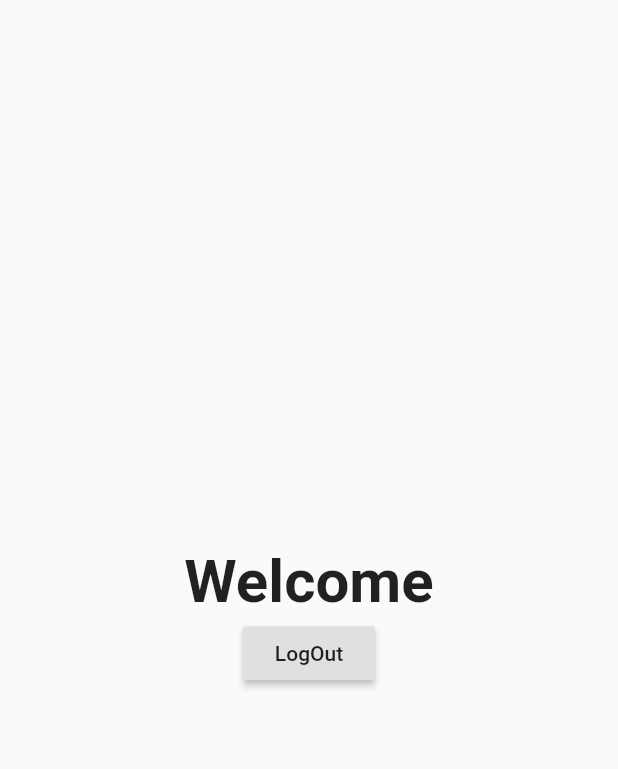
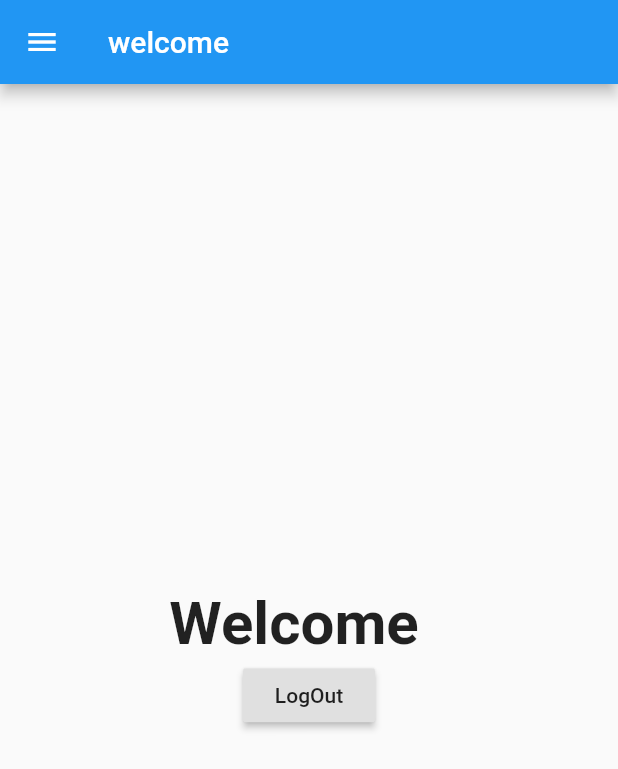
Before and after one commit to dihsarjr/SignUpPageWithHttpPost, a Flutter app: the HomePageOne screen opened directly, on a phone screen of 412 x 824 dp. Shown: the top 769 px of the screen. Run offline on Flutter 3.47's test engine with Material 2 defaults, Android fonts, the phone set to English and light mode, and no system bars; our stand-ins replace shared_preferences; accounts and stored records are empty.

```diff
--- a/lib/home_pages_one.dart
+++ b/lib/home_pages_one.dart
@@ -3,7 +3,30 @@ import 'package:shared_preferences/shared_preferences.dart';
 
 import 'login.dart';
 
-class HomePageOne extends StatelessWidget {
+class HomePageOne extends StatefulWidget {
+  @override
+  _HomePageOneState createState() => _HomePageOneState();
+}
+
+class _HomePageOneState extends State<HomePageOne> {
+  String _emails = '';
+
+  String _passs = '';
+
+  @override
+  void initState() {
+    super.initState();
+    _loadCounter();
+  }
+
+  _loadCounter() async {
+    SharedPreferences prefs = await SharedPreferences.getInstance();
+    setState(() {
+      _emails = (prefs.getString('email') ?? '');
+      _passs = (prefs.getString('name') ?? '');
+    });
+  }
+
   removeValues() async {
     SharedPreferences prefs = await SharedPreferences.getInstance();
     //Remove String
@@ -14,13 +37,69 @@ class HomePageOne extends StatelessWidget {
   Widget build(BuildContext context) {
     return SafeArea(
         child: Scaffold(
+            appBar: AppBar(
+              title: Text('welcome'),
+            ),
+            drawer: Drawer(
+              child: Column(
+                children: <Widget>[
+                  Container(
+                    height: 200,
+                    width: double.infinity,
+                    color: Colors.pink,
+                    child: Column(
+                      mainAxisAlignment: MainAxisAlignment.center,
+                      children: <Widget>[
+                        CircleAvatar(
+                          radius: 50,
+                        ),
+                        Padding(
+                          padding: const EdgeInsets.all(8.0),
+                          child: Padding(
+                            padding: const EdgeInsets.all(8.0),
+                            child: Text(
+                              _passs,
+                              style: TextStyle(
+                                  fontSize: 30,
+                                  fontWeight: FontWeight.bold,
+                                  color: Colors.white),
+                            ),
+                          ),
+                        ),
+                        Text(
+                          _emails,
+                          style: TextStyle(fontSize: 20),
+                        )
+                      ],
+                    ),
+                  ),
+                  SizedBox(
+                    height: 20,
+                  ),
+                  ListTile(
+                    leading: Icon(
+                      Icons.home,
+                      size: 30,
+                    ),
+                    title: Text('Home'),
+                  ),
+                  ListTile(
+                    leading: Icon(
+                      Icons.category,
+                      size: 30,
+                    ),
+                    title: Text('Category'),
+                  ),
+                ],
+              ),
+            ),
             body: Center(
                 child: Container(
               child: Column(
                 mainAxisAlignment: MainAxisAlignment.center,
                 children: <Widget>[
                   Text(
-            'Welcome',
+                    'Welcome  $_passs',
                     style: TextStyle(fontSize: 40, fontWeight: FontWeight.bold),
                   ),
                   RaisedButton(
@@ -28,8 +107,8 @@ class HomePageOne extends StatelessWidget {
                       onPressed: () {
                         removeValues();
 
-                Navigator.push(
-                    context, MaterialPageRoute(builder: (context) => Login()));
+                        Navigator.push(context,
+                            MaterialPageRoute(builder: (context) => Login()));
                       })
                 ],
               ),
--- a/lib/main.dart
+++ b/lib/main.dart
@@ -2,6 +2,7 @@ import 'dart:convert';
 
 import 'package:flutter/material.dart';
 import 'package:http/http.dart';
+import 'package:registration/home_pages_one.dart';
 import 'package:registration/login.dart';
 import 'package:shared_preferences/shared_preferences.dart';
 
@@ -9,7 +10,28 @@ void main() {
   runApp(MyApp());
 }
 
-class MyApp extends StatelessWidget {
+class MyApp extends StatefulWidget {
+  @override
+  _MyAppState createState() => _MyAppState();
+}
+
+class _MyAppState extends State<MyApp> {
+  String _emails = '';
+  String _passs = '';
+  @override
+  void initState() {
+    super.initState();
+    _loadCounter();
+  }
+
+  _loadCounter() async {
+    SharedPreferences prefs = await SharedPreferences.getInstance();
+    setState(() {
+      _emails = (prefs.getString('email') ?? '');
+      _passs = (prefs.getString('password') ?? '');
+    });
+  }
+
   @override
   Widget build(BuildContext context) {
     return MaterialApp(
@@ -18,7 +40,7 @@ class MyApp extends StatelessWidget {
         primarySwatch: Colors.blue,
         visualDensity: VisualDensity.adaptivePlatformDensity,
       ),
-      home: MyHomePage(),
+      home: _emails != '' ? HomePageOne() : MyHomePage(),
     );
   }
 }
```
Lines whose indentation alone changed are shown as unchanged.
